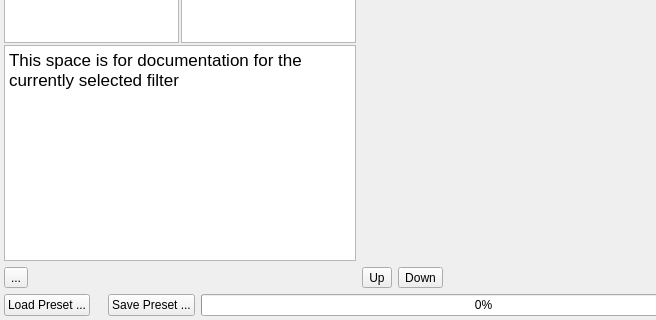
Old version of the form Source/Plugins/PipelineBuilder/UI/PipelineBuilderWidget.ui in the repository BlueQuartzSoftware/DREAM3D; both pictures show x 0 to 656 and y 178 to 498 of the 856 by 498 pixel window.
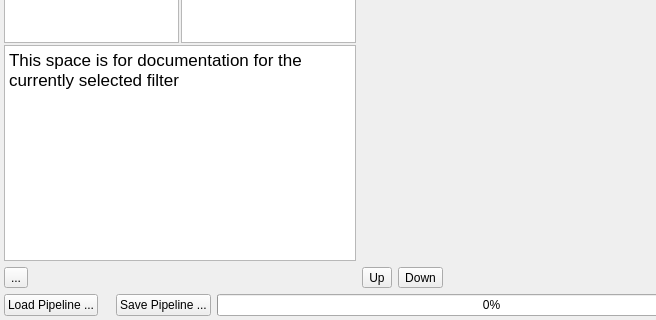
New version of the form. Custom widgets are drawn as their Qt base class.

```diff
--- a/Source/Plugins/PipelineBuilder/UI/PipelineBuilderWidget.ui
+++ b/Source/Plugins/PipelineBuilder/UI/PipelineBuilderWidget.ui
@@ -113,7 +113,7 @@
      <item>
       <widget class="QPushButton" name="m_LoadSettingsBtn">
        <property name="text">
-        <string>Load Preset ...</string>
+        <string>Load Pipeline ...</string>
        </property>
       </widget>
      </item>
@@ -136,7 +136,7 @@
      <item>
       <widget class="QPushButton" name="m_SaveSettingsBtn">
        <property name="text">
-        <string>Save Preset ...</string>
+        <string>Save Pipeline ...</string>
        </property>
       </widget>
      </item>
```
Left out of the diff: 5 changed lines with no effect on the pictures.
